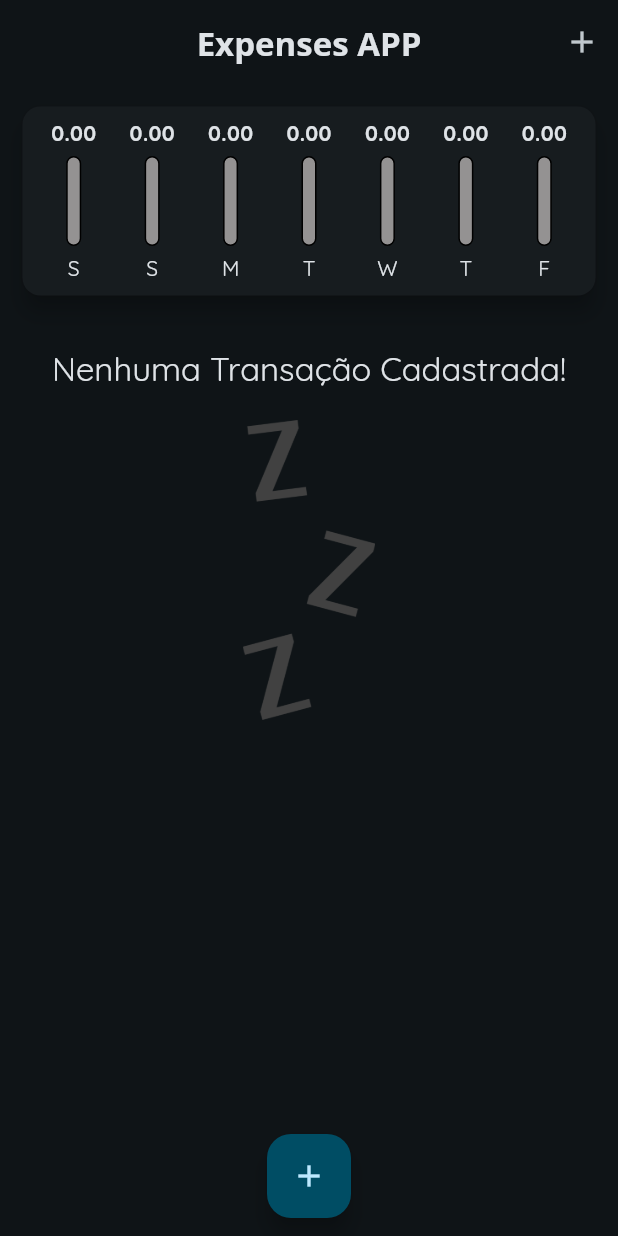
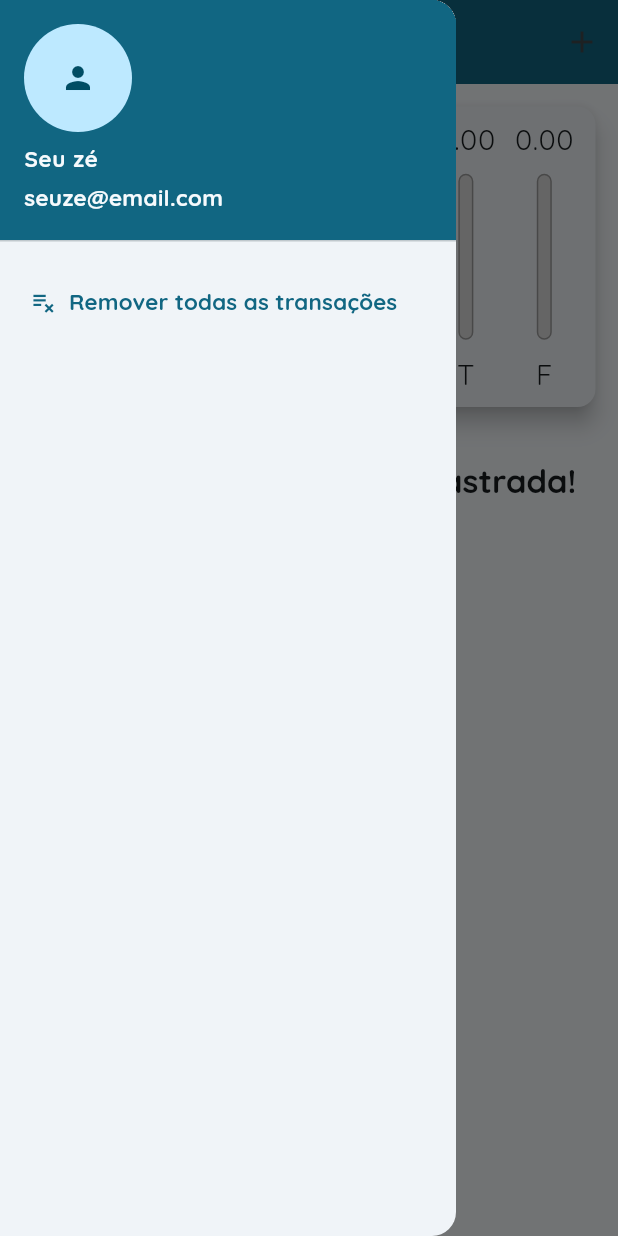
Before and after one commit to alyssontrugilio/expenses_app, a Flutter app: the screen it shows after launch, with the side drawer open (before the commit the screen has no drawer), on a phone screen of 412 x 824 dp. Run offline on Flutter 3.47's test engine with Material 3 defaults, Android fonts, the phone set to English and light mode, and no system bars.

Commit message:
Ajustando responsividade

```diff
--- a/lib/app/app_widget.dart
+++ b/lib/app/app_widget.dart
@@ -14,10 +14,11 @@ class AppWidget extends StatelessWidget {
         useMaterial3: true,
         colorScheme: ColorScheme.fromSeed(
           seedColor: Colors.blueGrey,
-            brightness: Brightness.dark,
+          brightness: Brightness.light,
         ),
         fontFamily: 'Quicksand',
       ),
-        home: const MyHomePage());
+      home: const MyHomePage(),
+    );
   }
 }
--- a/lib/app/components/chart.dart
+++ b/lib/app/components/chart.dart
@@ -5,10 +5,7 @@ import 'package:intl/intl.dart';
 
 class Chart extends StatelessWidget {
   final List<Transaction> recentTransaction;
-  const Chart({
-    super.key,
-    required this.recentTransaction,
-  });
+ const Chart(this.recentTransaction, {Key? key}) : super(key: key);
 
   List<Map<String, dynamic>> get groupedTransactions {
     return List.generate(
@@ -63,7 +60,7 @@ class Chart extends StatelessWidget {
               child: ChartBar(
                 label: tr['day'],
                 value: tr['value'],
-                porcentage: _weekTotalValue == 0
+                percentage: _weekTotalValue == 0
                     ? 0
                     : (tr['value'] as double) / _weekTotalValue,
               ),
--- a/lib/app/components/chart_bar.dart
+++ b/lib/app/components/chart_bar.dart
@@ -1,62 +1,68 @@
 import 'package:flutter/material.dart';
 
 class ChartBar extends StatelessWidget {
-  final String label;
-  final double value;
-  final double porcentage;
+  final String? label;
+  final double? value;
+  final double? percentage;
 
   const ChartBar({
-    super.key,
-    required this.label,
-    required this.value,
-    required this.porcentage,
-  });
+    this.label,
+    this.value,
+    this.percentage,
+    Key? key,
+  }) : super(key: key);
+
   @override
   Widget build(BuildContext context) {
+    return LayoutBuilder(
+      builder: (ctx, constraints) {
         return Column(
           children: [
             SizedBox(
-          height: 20,
+              height: constraints.maxHeight * 0.15,
               child: FittedBox(
-            child: Text(
-              value.toStringAsFixed(2),
-              style: const TextStyle(fontWeight: FontWeight.bold),
+                child: Text(value!.toStringAsFixed(2)),
               ),
             ),
-        ),
-        const SizedBox(height: 5),
+            SizedBox(height: constraints.maxHeight * 0.05),
             SizedBox(
-          height: 60,
+              height: constraints.maxHeight * 0.6,
               width: 10,
               child: Stack(
                 alignment: Alignment.bottomCenter,
-            children: [
+                children: <Widget>[
                   Container(
-                height: 60,
-                width: 10,
                     decoration: BoxDecoration(
                       border: Border.all(
+                        color: Colors.grey,
                         width: 1.0,
                       ),
-                  color: const Color.fromARGB(255, 148, 146, 146),
+                      color: const Color.fromRGBO(220, 220, 220, 1),
                       borderRadius: BorderRadius.circular(5),
                     ),
                   ),
                   FractionallySizedBox(
-                heightFactor: porcentage,
+                    heightFactor: percentage,
                     child: Container(
                       decoration: BoxDecoration(
-                    color: const Color.fromARGB(255, 59, 126, 120),
+                        color: Theme.of(context).colorScheme.primary,
                         borderRadius: BorderRadius.circular(5),
                       ),
                     ),
-              )
+                  ),
                 ],
               ),
             ),
-        const SizedBox(height: 5),
-        Text(label)
+            SizedBox(height: constraints.maxHeight * 0.05),
+            SizedBox(
+              height: constraints.maxHeight * 0.15,
+              child: FittedBox(
+                child: Text(label!),
+              ),
+            ),
           ],
+        );
+      },
     );
   }
 }
--- a/lib/app/components/transaction_form.dart
+++ b/lib/app/components/transaction_form.dart
@@ -13,16 +13,16 @@ class TransactionForm extends StatefulWidget {
 class _TransactionFormState extends State<TransactionForm> {
   final _valueController = TextEditingController();
   final _titleController = TextEditingController();
-  DateTime _selectDate = DateTime.now();
+  DateTime _selectedDate = DateTime.now();
 
   _subimitForm() {
     final title = _titleController.text;
     final double value = double.tryParse(_valueController.text) ?? 0.0;
     // ignore: unnecessary_null_comparison
-    if (title.isEmpty || value <= 0 || _selectDate == null) {
+    if (title.isEmpty || value <= 0 || _selectedDate == null) {
       return;
     }
-    widget.onSubmit(title, value, _selectDate);
+    widget.onSubmit(title, value, _selectedDate);
   }
 
   _showDatePicker() async {
@@ -33,15 +33,20 @@ class _TransactionFormState extends State<TransactionForm> {
       lastDate: DateTime.now(),
     );
     setState(() {
-      _selectDate = alterandoValor!;
+      _selectedDate = alterandoValor!;
     });
   }
 
   @override
   Widget build(BuildContext context) {
-    return Card(
+    return SingleChildScrollView(
+      child: Card(
         child: Padding(
-        padding: const EdgeInsets.all(10),
+          padding: EdgeInsets.only(
+              top: 10,
+              right: 10,
+              left: 10,
+              bottom: 10 + MediaQuery.of(context).viewInsets.bottom),
           child: Column(
             children: [
               TextField(
@@ -72,21 +77,24 @@ class _TransactionFormState extends State<TransactionForm> {
                     Expanded(
                       child: Text(
                         // ignore: unnecessary_null_comparison
-                      _selectDate == null
+                        _selectedDate == null
                             ? 'Nenhuma data selecionada!'
-                          : "Data selecionada: ${DateFormat('dd/MM/yyyy').format(_selectDate)}",
-                      style: const TextStyle(
-                          fontSize: 15, fontWeight: FontWeight.bold),
+                            : "Data selecionada: ${DateFormat('dd/MM/yyyy').format(_selectedDate)}",
+                        style: TextStyle(
+                            fontSize:
+                                15 * MediaQuery.of(context).textScaleFactor,
+                            fontWeight: FontWeight.bold),
                       ),
                     ),
                     TextButton(
                       onPressed: () {
                         _showDatePicker();
                       },
-                    child: const Text(
+                      child: Text(
                         'Selecionar Data',
                         style: TextStyle(
                           fontWeight: FontWeight.bold,
+                          fontSize: 15 * MediaQuery.of(context).textScaleFactor,
                         ),
                       ),
                     )
@@ -94,16 +102,19 @@ class _TransactionFormState extends State<TransactionForm> {
                 ),
               ),
               const SizedBox(height: 20),
-            Container(
-              alignment: Alignment.topRight,
-              child: FilledButton(
+              Column(
+                crossAxisAlignment: CrossAxisAlignment.stretch,
+                children: [
+                  FilledButton(
                       onPressed: _subimitForm,
                       child: const Text(
                         'Adicionar',
                         style: TextStyle(fontWeight: FontWeight.bold),
                       )),
+                ],
               ),
             ],
+          ),
         ),
       ),
     );
--- a/lib/app/components/transaction_list.dart
+++ b/lib/app/components/transaction_list.dart
@@ -13,40 +13,42 @@ class TransactionList extends StatelessWidget {
 
   @override
   Widget build(BuildContext context) {
-    return SingleChildScrollView(
-      child: Container(
-        height: 400,
-        child: transactions.isEmpty
-            ? Column(
+    return transactions.isEmpty
+        ? LayoutBuilder(builder: (ctx, constrains) {
+            return Column(
               children: [
                 const SizedBox(height: 20),
-                  Text(
-                    'Nenhuma Transação Cadastrada!',
-                    style: Theme.of(context).textTheme.titleLarge,
-                  ),
+                Text('Nenhuma Transação Cadastrada!',
+                    style: Theme.of(context)
+                        .textTheme
+                        .titleLarge
+                        ?.copyWith(fontWeight: FontWeight.bold)),
                 const SizedBox(height: 20),
                 SizedBox(
-                    height: 200,
+                  height: constrains.maxHeight * 0.6,
                   child: Image.asset(
                     'assets/images/waiting.png',
                     fit: BoxFit.cover,
                   ),
                 ),
               ],
-              )
+            );
+          })
         : ListView.builder(
             itemCount: transactions.length,
             itemBuilder: (ctx, index) {
               final tr = transactions[index];
               return Card(
                 elevation: 5,
-                    margin:
-                        const EdgeInsets.symmetric(vertical: 8, horizontal: 5),
+                margin: const EdgeInsets.symmetric(
+                  vertical: 8,
+                  horizontal: 5,
+                ),
                 child: ListTile(
                   leading: CircleAvatar(
                     radius: 30,
                     child: Padding(
-                          padding: const EdgeInsets.all(5),
+                      padding: const EdgeInsets.all(6),
                       child: FittedBox(
                         child: Text(
                           'R\$${tr.value.toStringAsFixed(2)}',
@@ -74,8 +76,6 @@ class TransactionList extends StatelessWidget {
                 ),
               );
             },
-              ),
-      ),
           );
   }
 }
--- a/lib/app/home/home_page.dart
+++ b/lib/app/home/home_page.dart
@@ -16,6 +16,7 @@ class MyHomePage extends StatefulWidget {
 
 class _MyHomePageState extends State<MyHomePage> {
   final List<Transaction> _transactions = [];
+  bool _showChart = true;
 
   List<Transaction> get _recentTransactions {
     return _transactions.where((tr) {
@@ -24,6 +25,8 @@ class _MyHomePageState extends State<MyHomePage> {
       ));
     }).toList();
   }
+
+  get label => null;
 
   _addTransaction(String title, double value, DateTime date) {
     final newTransaction = Transaction(
@@ -48,7 +51,13 @@ class _MyHomePageState extends State<MyHomePage> {
     });
   }
 
-  _openTransactionFormModal() {
+  _deleAllTransaction() {
+    setState(() {
+      _transactions.clear();
+    });
+  }
+
+  _openTransactionFormModal(BuildContext context) {
     showModalBottomSheet(
         context: context,
         builder: (_) {
@@ -60,41 +69,135 @@ class _MyHomePageState extends State<MyHomePage> {
 
   @override
   Widget build(BuildContext context) {
-    return Scaffold(
-      appBar: AppBar(
+    final mediaQuery =  MediaQuery.of(context);
+    bool isLandscape =
+        mediaQuery.orientation == Orientation.landscape;
+
+    final appBar = AppBar(
       backgroundColor: Theme.of(context).primaryColor,
       centerTitle: true,
-        title: const Text(
+      title: Text(
         'Expenses APP',
         style: TextStyle(
-            fontFamily: 'OpenSans',
-            fontWeight: FontWeight.bold,
+            fontSize: 20 * mediaQuery.textScaleFactor,
+            fontWeight: FontWeight.bold),
+      ),
+      actions: [
+        if (isLandscape)
+          IconButton(
+            onPressed: () {
+              setState(() {
+                _showChart = !_showChart;
+              });
+            },
+            icon: Icon(
+              _showChart ? Icons.list_alt : Icons.show_chart,
             ),
           ),
-        actions: [
         IconButton(
-            onPressed: () => _openTransactionFormModal(),
+          onPressed: () => _openTransactionFormModal(context),
           icon: const Icon(
             Icons.add,
           ),
         ),
       ],
+    );
+    final avaibleHeight = mediaQuery.size.height -
+        appBar.preferredSize.height -
+        mediaQuery.padding.top;
+
+    return Scaffold(
+      drawer: Drawer(
+        child: Column(
+          children: [
+            UserAccountsDrawerHeader(
+              accountName: Text(
+                'Seu zé',
+                style: TextStyle(
+                  fontWeight: FontWeight.bold,
+                  fontSize: 15 * mediaQuery.textScaleFactor,
                 ),
+              ),
+              accountEmail: Text(
+                'seuze@email.com',
+                style: TextStyle(
+                  fontWeight: FontWeight.bold,
+                  fontSize: 15 * mediaQuery.textScaleFactor,
+                ),
+              ),
+              currentAccountPicture:
+                  const CircleAvatar(child: Icon(Icons.person)),
+            ),
+            Padding(
+              padding: const EdgeInsets.all(8.0),
+              child: Column(
+                children: [
+                  Row(
+                    children: [
+                      TextButton.icon(
+                        onPressed: () => _deleAllTransaction(),
+                        icon: const Icon(Icons.playlist_remove_outlined),
+                        label: Text(
+                          'Remover todas as transações',
+                          style: TextStyle(
+                            fontWeight: FontWeight.bold,
+                            fontSize:
+                                15 * mediaQuery.textScaleFactor,
+                          ),
+                        ),
+                      ),
+                    ],
+                  ),
+                ],
+              ),
+            )
+          ],
+        ),
+      ),
+      appBar: appBar,
       body: SingleChildScrollView(
         child: Column(
           crossAxisAlignment: CrossAxisAlignment.stretch,
           children: [
-            Chart(recentTransaction: _recentTransactions),
-            TransactionList(_transactions, _deleteTransaction),
+            // if (isLandscape)
+            //   Row(
+            //     mainAxisAlignment: MainAxisAlignment.center,
+            //     children: [
+            //       Switch(
+            //         value: _showChart,
+            //         onChanged: (value) {
+            //           setState(() {
+            //             _showChart = !_showChart;
+            //           });
+            //         },
+            //       ),
+            //       Text(
+            //         'Exibir o gráfico',
+            //         style: TextStyle(
+            //             fontWeight: FontWeight.bold,
+            //             color: Theme.of(context).primaryColor,
+            //             fontSize: 20),
+            //       )
+            //     ],
+            //   ),
+            if (_showChart || !isLandscape)
+              SizedBox(
+                height: avaibleHeight * (isLandscape ? 0.8 : 0.30),
+                child: Chart(_recentTransactions),
+              ),
+
+            SizedBox(
+              height: avaibleHeight * (isLandscape ? 1 : 0.7),
+              child: TransactionList(_transactions, _deleteTransaction),
+            ),
           ],
         ),
       ),
-      floatingActionButtonLocation:
-          FloatingActionButtonLocation.miniCenterFloat,
       floatingActionButton: FloatingActionButton(
-        onPressed: () => _openTransactionFormModal(),
         child: const Icon(Icons.add),
+        onPressed: () => _openTransactionFormModal(context),
       ),
+      floatingActionButtonLocation: FloatingActionButtonLocation.centerFloat,
     );
   }
 }
```
Lines whose indentation alone changed are shown as unchanged.
